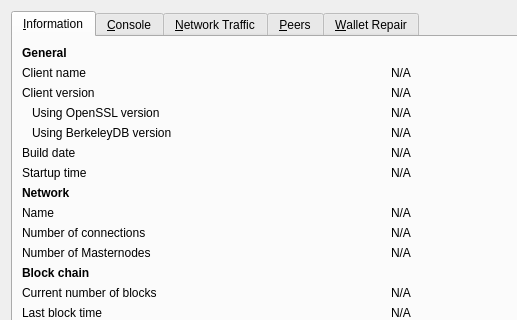
Old version of the form src/qt/forms/rpcconsole.ui in the repository JSKitty/ZENZO-Core; both pictures show x 0 to 517 and y 0 to 320 of the 769 by 516 pixel window.
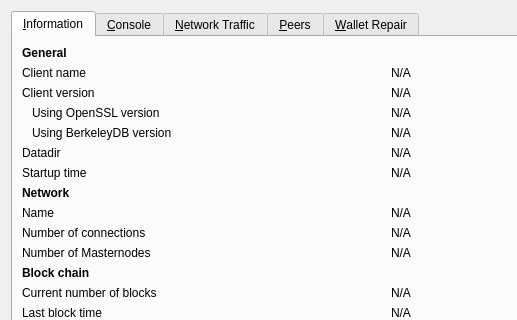
New version of the form. Icons and pictures are not drawn. Custom widgets are drawn as their Qt base class.

Commit message:
[GUI] Replace "Build Date" with "Datadir"
Build Date is much less useful for the average user than their Data
directory, which is where their core data lies; wallet.dat, blockchain
database, ect.

```diff
--- a/src/qt/forms/rpcconsole.ui
+++ b/src/qt/forms/rpcconsole.ui
@@ -141,7 +141,7 @@
        <item row="5" column="0">
         <widget class="QLabel" name="buildDateLabel">
          <property name="text">
-          <string>Build date</string>
+          <string>Datadir</string>
          </property>
         </widget>
        </item>
```
Left out of the diff: 5 changed lines with no effect on the pictures. The commit also changes 3 other files.
